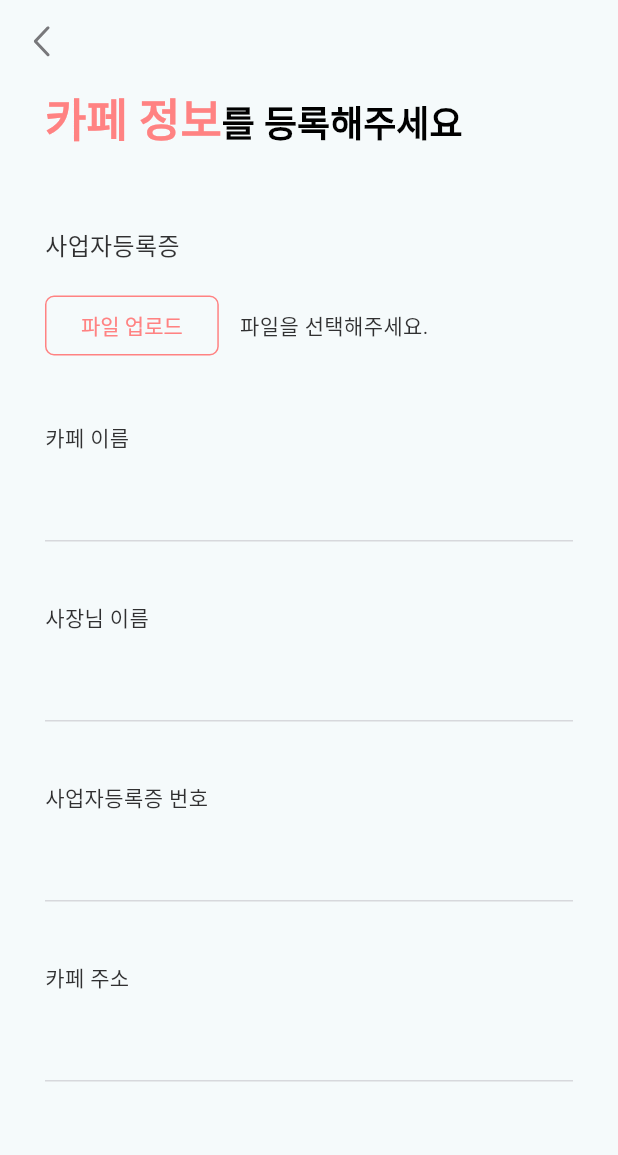
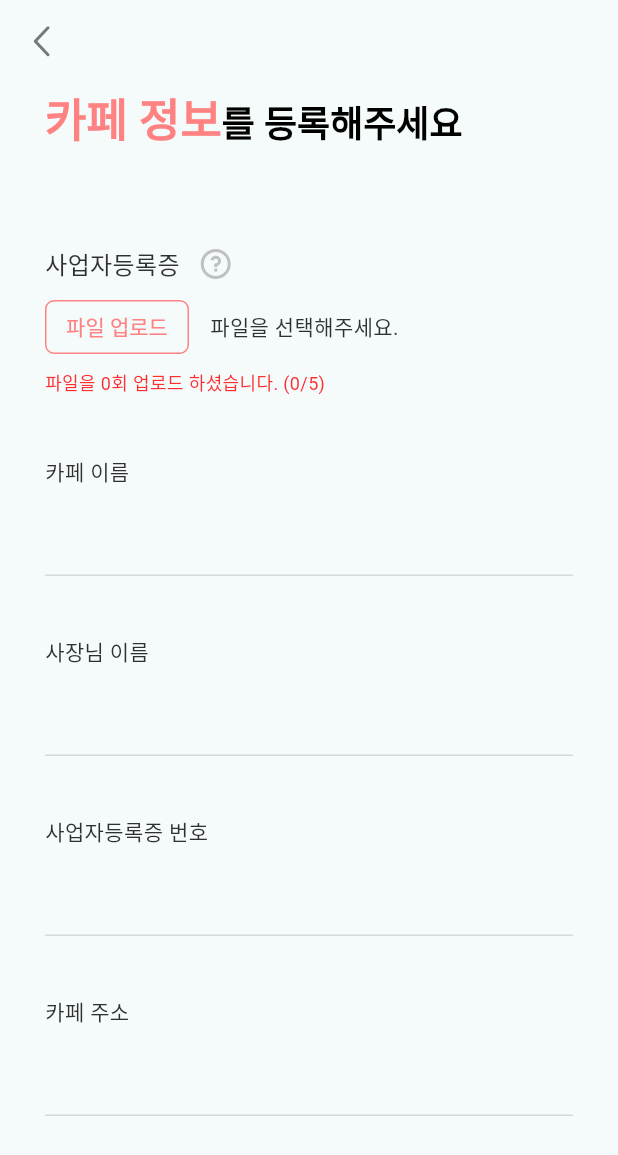
Before and after one commit to BirthdayCafe/Birca_Android, a Flutter app: the OnboardingCafeOwner screen opened directly, after a tap on "파일 업로드", on a phone screen of 412 x 824 dp. Shown: the top 1155 px of the screen. Run offline on Flutter 3.47's test engine with Material 3 defaults, Android fonts, the phone set to English and light mode, and no system bars; our stand-ins replace file_picker, flutter_dotenv, flutter_svg, table_calendar; missing offline and left inert: kakao_flutter_sdk; Roboto replaces fonts that are missing (PretendardBold, PretendardMedium, PretendardRegular).

Commit message:
feature: 사업자등록증 제한 로직

```diff
--- a/lib/view/onboarding/onboarding_cafe_owner.dart
+++ b/lib/view/onboarding/onboarding_cafe_owner.dart
@@ -1,6 +1,9 @@
+import 'dart:developer';
+
+import 'package:birca/designSystem/text.dart';
 import 'package:file_picker/file_picker.dart';
-import 'package:flutter/cupertino.dart';
 import 'package:flutter/material.dart';
+import 'package:flutter_svg/flutter_svg.dart';
 
 import '../../designSystem/palette.dart';
 import '../../widgets/appbar.dart';
@@ -17,6 +20,7 @@ class _OnboardingCafeOwner extends State<OnboardingCafeOwner> {
   // String? _filePath;
 
   String? _fileName;
+  int upload = 0;
 
   Future<void> _pickFile() async {
     FilePickerResult? result = await FilePicker.platform.pickFiles(
@@ -28,10 +32,11 @@ class _OnboardingCafeOwner extends State<OnboardingCafeOwner> {
       setState(() {
         // _filePath = result.files.single.path;
         _fileName = result.files.single.name;
+        upload++;
       });
     } else {
       // 사용자가 선택을 취소한 경우
-      print("파일 선택이 취소되었습니다.");
+      log("파일 선택이 취소되었습니다.");
     }
   }
 
@@ -70,21 +75,36 @@ class _OnboardingCafeOwner extends State<OnboardingCafeOwner> {
                     ]),
               ),
               const Padding(padding: EdgeInsets.only(top: 52)),
+              Row(
+                children: [
                   const Text(
                     "사업자등록증",
-                    style: TextStyle(fontFamily: 'PretendardMedium', fontSize: 16),
+                    style:
+                        TextStyle(fontFamily: 'PretendardMedium', fontSize: 16),
                   ),
-                  const SizedBox(
-                    height: 18,
+                  IconButton(
+                      onPressed: () {},
+                      icon: SvgPicture.asset(
+                          'lib/assets/image/img_ri_question.svg'))
+                ],
               ),
               Row(
                 children: [
-                      OutlinedButton(
+                  SizedBox(
+                      width: 96,
+                      height: 36,
+                      child: OutlinedButton(
                         onPressed: () {
+                          if (upload < 5) {
                             _pickFile();
+                          } else {
+                            log('사용 횟수 종료');
+                          }
                         },
                         style: OutlinedButton.styleFrom(
-                            foregroundColor: Palette.primary, textStyle: const TextStyle(
+                            padding: EdgeInsets.zero,
+                            foregroundColor: Palette.primary,
+                            textStyle: const TextStyle(
                                 fontFamily: 'PretendardMedium', fontSize: 14),
                             side: const BorderSide(color: Palette.primary),
                             shape: RoundedRectangleBorder(
@@ -92,7 +112,7 @@ class _OnboardingCafeOwner extends State<OnboardingCafeOwner> {
                         child: const Text(
                           '파일 업로드',
                         ),
-                      ),
+                      )),
                   const SizedBox(
                     width: 14,
                   ),
@@ -108,6 +128,14 @@ class _OnboardingCafeOwner extends State<OnboardingCafeOwner> {
                       : const Text("파일을 선택해주세요."),
                 ],
               ),
+              const SizedBox(
+                height: 10,
+              ),
+              BircaText(
+                  text: '파일을 $upload회 업로드 하셨습니다. ($upload/5) ',
+                  textSize: 12,
+                  textColor: const Color(0xffFE2E2E),
+                  fontFamily: 'PretendardRegular'),
               const SizedBox(height: 40),
               const Text(
                 '카페 이름',
```
Also changed, not shown: lib/assets/image/img_ri_question.svg (added). Lines whose indentation alone changed are shown as unchanged.
